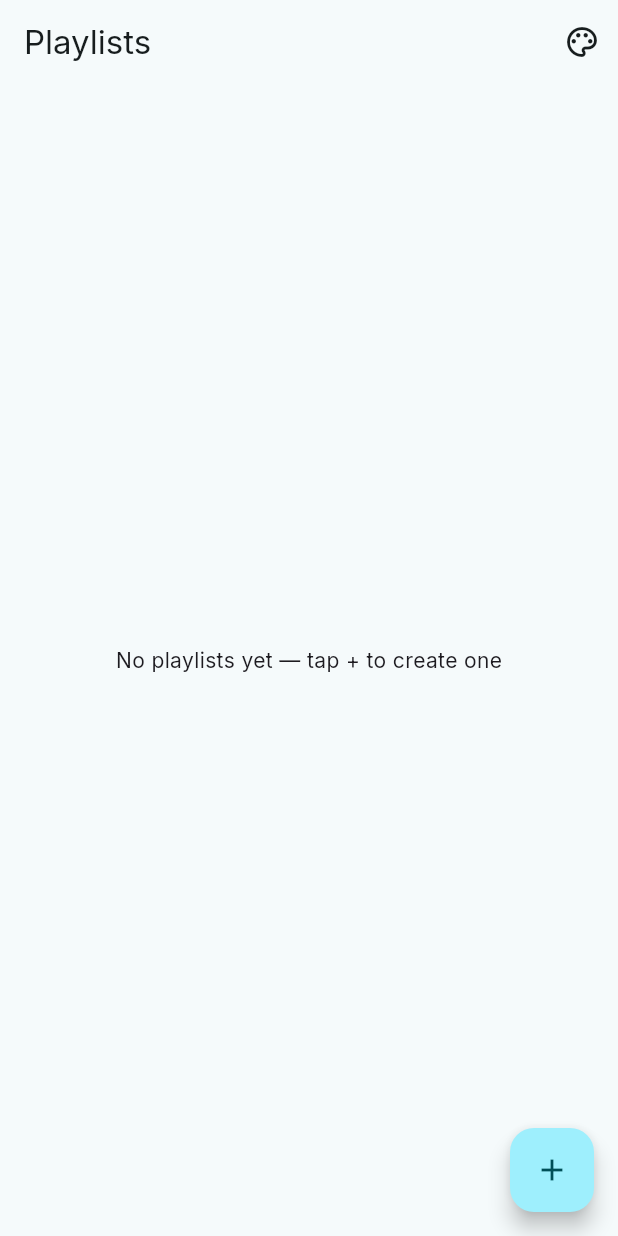
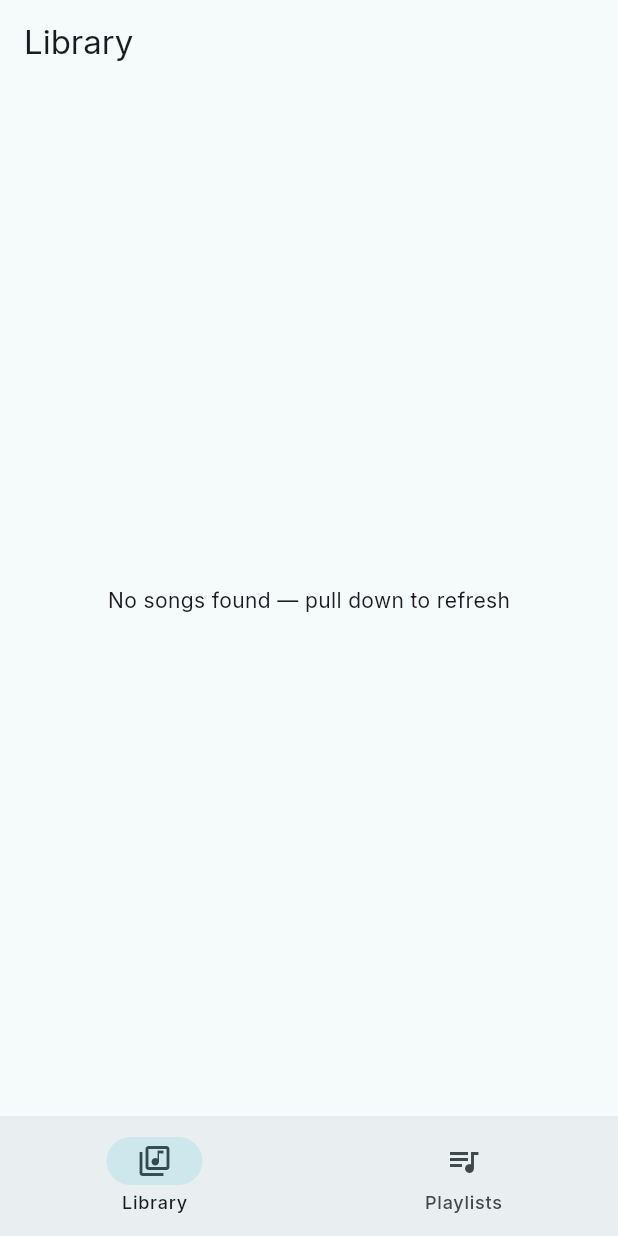
Before and after one commit to 6Guts9/Y-player, a Flutter app: the screen it shows after launch, on a phone screen of 412 x 824 dp. Run offline on Flutter 3.47's test engine with Material 3 defaults, Android fonts, the phone set to English and light mode, and no system bars; our stand-ins replace audio_service, flutter_riverpod, google_fonts, hive_flutter, just_audio, on_audio_query and 1 more; accounts and stored records are empty.

Commit message:
app nav bar ,correct the call to player.setAudioSource

```diff
--- a/lib/app.dart
+++ b/lib/app.dart
@@ -3,35 +3,56 @@ import 'package:flutter_riverpod/flutter_riverpod.dart';
 
 import 'core/themes/theme.dart';
 import 'core/themes/theme_provider.dart';
+import 'features/player/models/playlist/widgets/library_screen.dart';
 import 'features/player/models/playlist/widgets/playlist_screen.dart';
 import 'features/player/models/widgets/mini_player.dart';
-void main (){
-  runApp(const MyApp());
-}
+
+
 class MyApp extends ConsumerWidget {
   const MyApp({super.key});
 
   @override
   Widget build(BuildContext context, WidgetRef ref) {
     final preset = ref.watch(themeProvider);
-
     return MaterialApp(
-      title: 'Player',
       debugShowCheckedModeBanner: false,
+      title: 'Y Player',
       theme: AppTheme.themeFor(preset),
       home: const _Shell(),
     );
   }
 }
 
-class _Shell extends StatelessWidget {
+class _Shell extends StatefulWidget {
   const _Shell();
 
   @override
+  State<_Shell> createState() => _ShellState();
+}
+
+class _ShellState extends State<_Shell> {
+  int _index = 0;
+
+  static const _screens = [LibraryScreen(), PlaylistScreen()];
+
+  @override
   Widget build(BuildContext context) {
-    return const Scaffold(
-      body: PlaylistScreen(),
-      bottomNavigationBar: MiniPlayer(),
+    return Scaffold(
+      body: _screens[_index],
+      bottomNavigationBar: Column(
+        mainAxisSize: MainAxisSize.min,
+        children: [
+          const MiniPlayer(),
+          NavigationBar(
+            selectedIndex: _index,
+            onDestinationSelected: (i) => setState(() => _index = i),
+            destinations: const [
+              NavigationDestination(icon: Icon(Icons.library_music_outlined), label: 'Library'),
+              NavigationDestination(icon: Icon(Icons.queue_music_outlined), label: 'Playlists'),
+            ],
+          ),
+        ],
+      ),
     );
   }
 }
--- a/lib/core/themes/theme_provider.dart
+++ b/lib/core/themes/theme_provider.dart
@@ -1,6 +1,6 @@
 import 'package:flutter_riverpod/flutter_riverpod.dart';
 
-import '/../data/local/hiveboxes.dart';
+import '../../data/local/hiveboxes.dart';
 import 'theme.dart';
 
 const _themePresetKey = 'theme_preset';
--- /dev/null
+++ b/lib/features/player/models/playlist/widgets/library_screen.dart
@@ -0,0 +1,74 @@
+import 'package:flutter/material.dart';
+import 'package:flutter_riverpod/flutter_riverpod.dart';
+
+import '../../providers/library_provider.dart';
+import '../../providers/player_provider.dart';
+import '../../track.dart';
+import '../providers/playlist_provider.dart';
+
+
+class LibraryScreen extends ConsumerWidget {
+  const LibraryScreen({super.key});
+
+  @override
+  Widget build(BuildContext context, WidgetRef ref) {
+    final tracks = ref.watch(trackLibraryProvider);
+
+    return Scaffold(
+      appBar: AppBar(title: const Text('Library')),
+      body: tracks.isEmpty
+          ? const Center(child: Text('No songs found — pull down to refresh'))
+          : RefreshIndicator(
+        onRefresh: () => ref.read(trackLibraryProvider.notifier).refresh(),
+        child: ListView.builder(
+          itemCount: tracks.length,
+          itemBuilder: (context, index) {
+            final track = tracks[index];
+            return ListTile(
+              leading: const CircleAvatar(child: Icon(Icons.music_note)),
+              title: Text(track.title, maxLines: 1, overflow: TextOverflow.ellipsis),
+              subtitle: Text(track.artist, maxLines: 1, overflow: TextOverflow.ellipsis),
+              trailing: IconButton(
+                icon: const Icon(Icons.playlist_add),
+                onPressed: () => _showAddToPlaylist(context, track),
+              ),
+              onTap: () => ref
+                  .read(playerProvider.notifier)
+                  .playQueue(tracks, startIndex: index),
+            );
+          },
+        ),
+      ),
+    );
+  }
+
+  void _showAddToPlaylist(BuildContext context, Track track) {
+    showModalBottomSheet(
+      context: context,
+      builder: (context) => Consumer(
+        builder: (context, ref, _) {
+          final playlists = ref.watch(playlistProvider);
+          if (playlists.isEmpty) {
+            return const Padding(
+              padding: EdgeInsets.all(24),
+              child: Text('No playlists yet — create one from the Playlists tab'),
+            );
+          }
+          return ListView(
+            shrinkWrap: true,
+            children: [
+              for (final playlist in playlists)
+                ListTile(
+                  title: Text(playlist.name),
+                  onTap: () {
+                    ref.read(playlistProvider.notifier).addTrack(playlist.id, track.id);
+                    Navigator.pop(context);
+                  },
+                ),
+            ],
+          );
+        },
+      ),
+    );
+  }
+}
```
Also changed, not shown: lib/data/audio_source_handler.dart (+8 -5 lines), lib/features/player/models/playlist/providers/playlist_provider.dart (+11 -0 lines).
